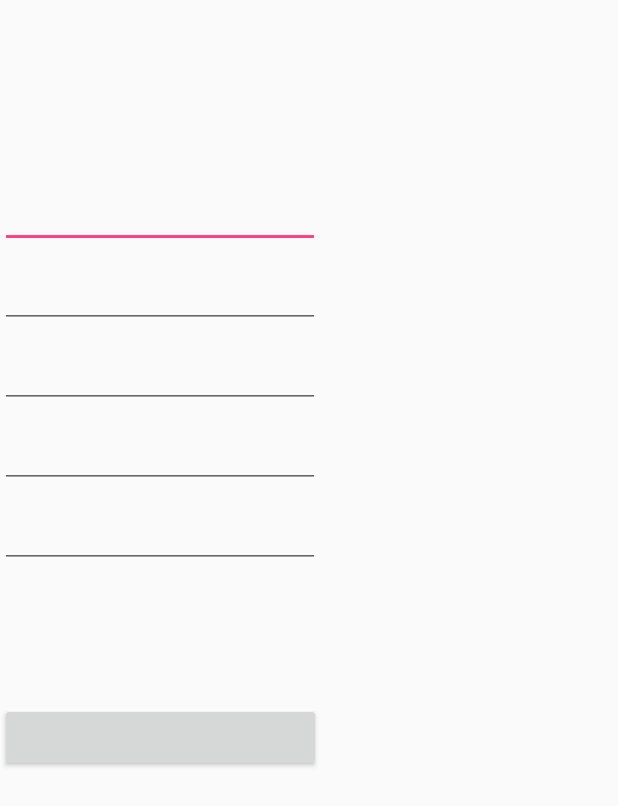
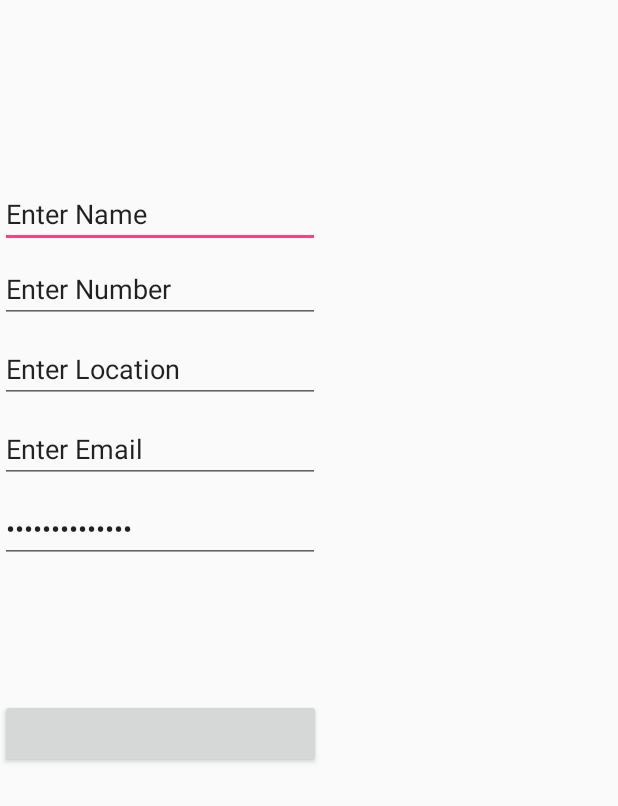
Before and after one commit to mhamwala/EnterpriseDonut, an Android app: the sign_up screen opened directly, with no data from a screen before it, after a tap on an icon or button, on a phone screen of 412 x 824 dp. Shown: the top 806 px of the screen. Run offline under Robolectric (Android 15) with nearby library versions, the phone set to English and light mode, and no system bars; our stand-ins replace Firebase (no records; nobody signed in at launch, a user with empty details on screens opened directly).

Commit message:
Save User to Database
Can save user to database upon sign up, 0 doesn't show on number however.

```diff
--- a/app/src/main/java/uk/ac/tees/q5113445live/enterpriseproject2/sign_up.java
+++ b/app/src/main/java/uk/ac/tees/q5113445live/enterpriseproject2/sign_up.java
@@ -21,6 +21,7 @@ public class sign_up extends AppCompatActivity
 {
     private static final String TAG = "SignUpActivity";
     private FirebaseAuth mAuth;
+    private DatabaseReference mDatabase;
 
 
 
@@ -30,11 +31,13 @@ public class sign_up extends AppCompatActivity
         super.onCreate(savedInstanceState);
         setContentView(R.layout.activity_sign_up);
         mAuth = FirebaseAuth.getInstance();
+        mDatabase = FirebaseDatabase.getInstance().getReference();
 
         final EditText emailEdit = findViewById(R.id.enterEmail);
         final EditText passEdit = findViewById(R.id.enterPass);
         final EditText nameEdit = findViewById(R.id.enterName);
         final EditText locEdit = findViewById(R.id.enterLoc);
+        final EditText numEdit = findViewById(R.id.enterNumber);
 
         Button signUp = findViewById(R.id.signUpButton);
         signUp.setOnClickListener(new Button.OnClickListener()
@@ -42,26 +45,32 @@ public class sign_up extends AppCompatActivity
                    @Override
                    public void onClick(View v)
                    {
-                       User user = new User();
-                       user.setEmail( emailEdit.getText().toString());
-                       user.setName(nameEdit.getText().toString());
-                       user.setLocation(locEdit.getText().toString());
-                       String password = passEdit.getText().toString();
+
+                       try
+                       {
+                           User user = new User();
+                           user.setEmail( emailEdit.getText().toString());
+                           user.setName(nameEdit.getText().toString());
+                           user.setLocation(locEdit.getText().toString());
+                           double number = Double.parseDouble(numEdit.getText().toString());
+                           user.setNumber(number);
+                           String password = passEdit.getText().toString();
+                           createAccount(user, password);
+                       }
+                       catch (NumberFormatException e)
+                       {
+                           System.out.println("INSIDE NUMBER FORMAT EXCEPTION");
+                       }
 
 
-                       createAccount(user, password);
 
                    }
                }
         );
     }
-    private void newUser(User user)
+    private void newUser(User user, String id)
     {
-        FirebaseDatabase database = FirebaseDatabase.getInstance();
-        DatabaseReference myRef = database.getReference("message");
-
-        myRef.child("users").child(user.getUid()).setValue(user);
-
+        mDatabase.child("users").child(id).setValue(user);
     }
 
     private void createAccount(final User userIn, String password)
@@ -77,8 +86,8 @@ public class sign_up extends AppCompatActivity
                             // Sign in success, update UI with the signed-in user's information
                             Log.d(TAG, "createUserWithEmail:success");
                             FirebaseUser user = mAuth.getCurrentUser();
-                            userIn.setUid(user.getUid());
-                            newUser(userIn);
+
+                            newUser(userIn, user.getUid());
                             updateUI(user);
                         }
                         else
--- a/app/src/main/res/layout/activity_sign_up.xml
+++ b/app/src/main/res/layout/activity_sign_up.xml
@@ -13,6 +13,7 @@
         android:layout_marginTop="120dp"
         android:ems="10"
         android:inputType="textPersonName"
+        android:text="Enter Name"
         app:layout_constraintTop_toTopOf="parent"
         tools:layout_editor_absoluteX="99dp"
         tools:text="@string/full_name" />
@@ -24,6 +25,7 @@
         android:layout_marginTop="8dp"
         android:ems="10"
         android:inputType="textEmailAddress"
+        android:text="Enter Email"
         app:layout_constraintTop_toBottomOf="@+id/enterLoc"
         tools:layout_editor_absoluteX="99dp"
         tools:text="@string/enter_email" />
@@ -35,6 +37,7 @@
         android:layout_marginTop="8dp"
         android:ems="10"
         android:inputType="textPassword"
+        android:text="Enter Password"
         app:layout_constraintTop_toBottomOf="@+id/enterEmail"
         tools:layout_editor_absoluteX="99dp"
         tools:text="@string/enter_pass" />
@@ -52,12 +55,13 @@
         tools:text="@string/sign_up" />
 
     <EditText
-        android:id="@+id/editText7"
+        android:id="@+id/enterNumber"
         android:layout_width="wrap_content"
-        android:layout_height="wrap_content"
+        android:layout_height="42dp"
         android:layout_marginTop="8dp"
         android:ems="10"
-        android:inputType="phone"
+        android:inputType="number"
+        android:text="Enter Number"
         app:layout_constraintTop_toBottomOf="@+id/enterName"
         tools:layout_editor_absoluteX="99dp"
         tools:text="@string/mobileNumber" />
@@ -69,8 +73,11 @@
         android:layout_marginTop="8dp"
         android:ems="10"
         android:inputType="textPersonName"
-        app:layout_constraintTop_toBottomOf="@+id/editText7"
+        android:text="Enter Location"
+        app:layout_constraintTop_toBottomOf="@+id/enterNumber"
         tools:layout_editor_absoluteX="99dp"
         tools:text="@string/location" />
 
+
+
 </android.support.constraint.ConstraintLayout>
```
Also changed, not shown: app/src/main/java/uk/ac/tees/q5113445live/enterpriseproject2/User.java (+23 -17 lines).
